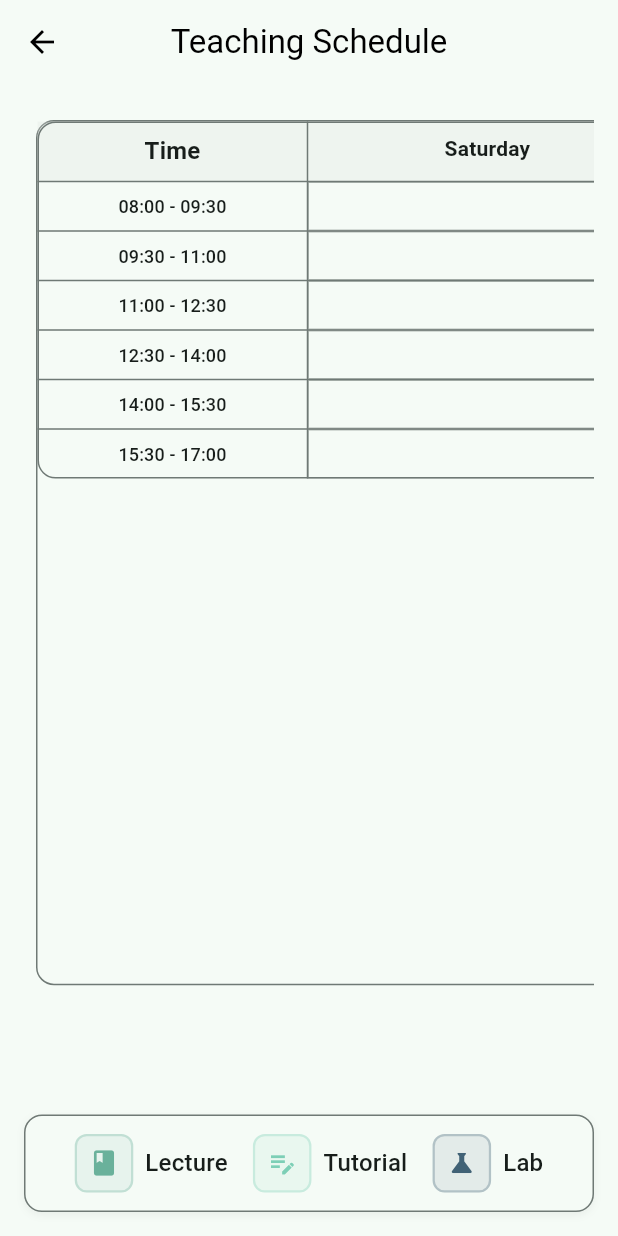
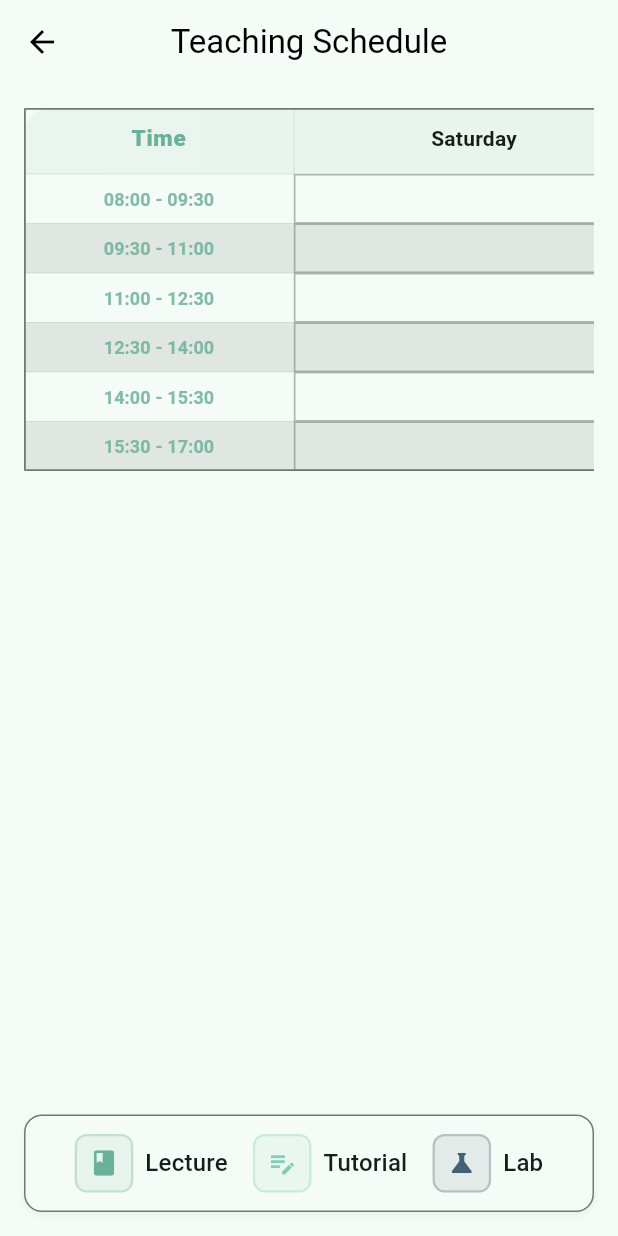
Before and after one commit to ZAAFHachemrachid/qr_code_attendnce_teacher_side-main, a Flutter app: the TeacherTimelineScreen screen opened directly, on a phone screen of 412 x 824 dp. Run offline on Flutter 3.47's test engine with Material 3 defaults, Android fonts, the phone set to English and light mode, and no system bars; our stand-ins replace fl_chart, flex_color_scheme, flutter_dotenv, flutter_riverpod, qr_flutter, shared_preferences and 1 more; missing offline and left inert: qr_code_scanner_plus; accounts and stored records are empty.

Commit message:
feat: Refactor schedule layout in TeacherTimelineScreen for improved responsiveness and usability

```diff
--- a/lib/features/teacher/screens/teacher_timeline_screen.dart
+++ b/lib/features/teacher/screens/teacher_timeline_screen.dart
@@ -175,48 +175,61 @@ class TeacherTimelineScreen extends ConsumerWidget {
     final days = entries.isEmpty ? allDays : _getSortedDays(groupedEntries, allDays);
     final today = _getCurrentDayName();
 
-    return SingleChildScrollView(
-      child: Padding(
+    return Padding(
       padding: const EdgeInsets.all(16),
       child: Column(
         children: [
-            SingleChildScrollView(
+          Expanded(
+            child: SingleChildScrollView(
               scrollDirection: Axis.horizontal,
-              child: Container(
-                margin: const EdgeInsets.all(8),
-                constraints: BoxConstraints(
-                  maxWidth: 1600, // Prevent excessive stretching on large screens
-                  minHeight: MediaQuery.of(context).size.height * 0.7,
+              child: ConstrainedBox(
+                constraints: const BoxConstraints(
+                  maxWidth: 1600,
+                  minHeight: 0,
+                  minWidth: 0,
                 ),
-                decoration: BoxDecoration(
-                  border: Border.all(color: theme.dividerColor),
-                  borderRadius: BorderRadius.circular(12),
-                ),
+                child: LayoutBuilder(
+                  builder: (context, constraints) {
+                    return SingleChildScrollView(
+                      scrollDirection: Axis.vertical,
                       child: Table(
-                  defaultColumnWidth: const FixedColumnWidth(240), // Increased column width for better content fit
+                          defaultColumnWidth: const FixedColumnWidth(240),
                           columnWidths: const {
-                    0: FixedColumnWidth(180), // Increased time column width
+                            0: FixedColumnWidth(180),
                           },
-                  border: TableBorder.all(
-                    color: theme.dividerColor,
-                    borderRadius: BorderRadius.circular(12),
+                          border: TableBorder.symmetric(
+                            inside: BorderSide(color: theme.dividerColor.withOpacity(0.18), width: 0.7),
+                            outside: BorderSide(color: theme.dividerColor, width: 1.2),
                           ),
                           children: [
                             TableRow(
                               decoration: BoxDecoration(
-                        color: theme.colorScheme.surfaceContainerHighest
-                            .withOpacity(0.3),
+                                gradient: LinearGradient(
+                                  colors: [
+                                    theme.colorScheme.primary.withOpacity(0.09),
+                                    theme.colorScheme.surfaceContainerHighest.withOpacity(0.18),
+                                  ],
+                                  begin: Alignment.centerLeft,
+                                  end: Alignment.centerRight,
+                                ),
+                                borderRadius: const BorderRadius.only(
+                                  topLeft: Radius.circular(18),
+                                  topRight: Radius.circular(18),
+                                ),
                               ),
                               children: [
                                 TableCell(
                                   child: Padding(
                                     padding: EdgeInsets.all(
-                              MediaQuery.of(context).size.width < 768 ? 8 : 16
+                                      MediaQuery.of(context).size.width < 768 ? 10 : 20
                                     ),
                                     child: Text(
                                       'Time',
-                              style: theme.textTheme.titleMedium?.copyWith(
-                                fontWeight: FontWeight.bold,
+                                      style: theme.textTheme.titleLarge?.copyWith(
+                                        fontWeight: FontWeight.w900,
+                                        fontSize: MediaQuery.of(context).size.width < 768 ? 15 : 18,
+                                        letterSpacing: 0.5,
+                                        color: theme.colorScheme.primary,
                                       ),
                                       textAlign: TextAlign.center,
                                     ),
@@ -225,9 +238,12 @@ class TeacherTimelineScreen extends ConsumerWidget {
                                 ...days.map((day) => TableCell(
                                       child: Container(
                                         padding: EdgeInsets.all(
-                                  MediaQuery.of(context).size.width < 768 ? 8 : 16
+                                          MediaQuery.of(context).size.width < 768 ? 10 : 20
                                         ),
                                         decoration: BoxDecoration(
+                                          color: day == today
+                                              ? theme.colorScheme.primary.withOpacity(0.08)
+                                              : Colors.transparent,
                                           border: day == today
                                               ? Border(
                                                   bottom: BorderSide(
@@ -237,17 +253,24 @@ class TeacherTimelineScreen extends ConsumerWidget {
                                                 )
                                               : null,
                                         ),
-                                child: Text(
+                                        child: Row(
+                                          mainAxisAlignment: MainAxisAlignment.center,
+                                          children: [
+                                            if (day == today)
+                                              Icon(Icons.today, color: theme.colorScheme.primary, size: 18),
+                                            if (day == today) const SizedBox(width: 4),
+                                            Text(
                                               day,
                                               style: theme.textTheme.titleMedium?.copyWith(
                                                 fontWeight: FontWeight.bold,
-                                    fontSize: MediaQuery.of(context).size.width < 768 ?
-                                      14 : theme.textTheme.titleMedium?.fontSize,
+                                                fontSize: MediaQuery.of(context).size.width < 768 ? 14 : 16,
                                                 color: day == today
                                                     ? theme.colorScheme.primary
-                                        : null,
+                                                    : theme.textTheme.titleMedium?.color,
                                               ),
                                               textAlign: TextAlign.center,
+                                            ),
+                                          ],
                                         ),
                                       ),
                                     )),
@@ -255,6 +278,11 @@ class TeacherTimelineScreen extends ConsumerWidget {
                             ),
                             ...List.generate(6, (slotIndex) {
                               return TableRow(
+                                decoration: BoxDecoration(
+                                  color: slotIndex.isEven
+                                      ? theme.colorScheme.surface.withOpacity(0.97)
+                                      : theme.colorScheme.surfaceContainerHighest.withOpacity(0.93),
+                                ),
                                 children: [
                                   TableCell(
                                     child: Container(
@@ -265,7 +293,9 @@ class TeacherTimelineScreen extends ConsumerWidget {
                                       child: Text(
                                         _timeSlots[slotIndex],
                                         style: theme.textTheme.titleSmall?.copyWith(
-                                  fontSize: MediaQuery.of(context).size.width < 768 ? 12 : null,
+                                          fontWeight: FontWeight.w600,
+                                          fontSize: MediaQuery.of(context).size.width < 768 ? 12 : 14,
+                                          color: theme.colorScheme.primary.withOpacity(0.85),
                                         ),
                                         textAlign: TextAlign.center,
                                       ),
@@ -290,10 +320,13 @@ class TeacherTimelineScreen extends ConsumerWidget {
                             }),
                           ],
                         ),
+                      );
+                    },
+                  ),
+                ),
               ),
             ),
         ],
-        ),
       ),
     );
   }
```
Lines whose indentation alone changed are shown as unchanged.
